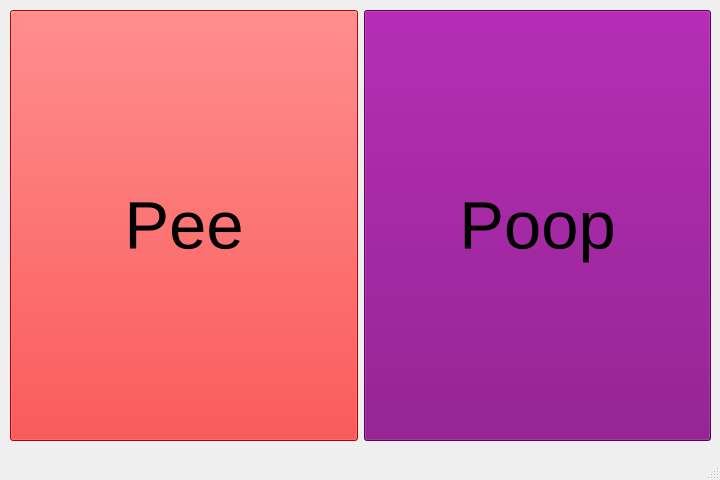
Qt form humblepi/dog_status_window.ui (canismarko/humblepi) before a commit.
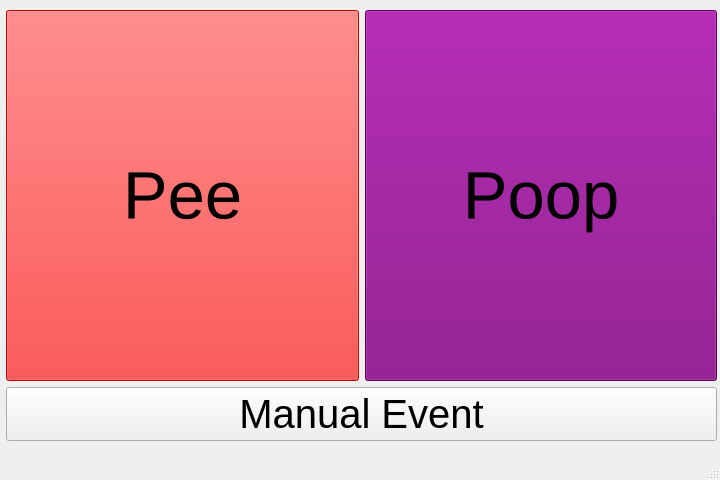
The same form after that commit. Icons and pictures are not drawn.

Commit message: Added button to manually add puppy events.

```diff
--- a/humblepi/dog_status_window.ui
+++ b/humblepi/dog_status_window.ui
@@ -26,13 +26,15 @@
    <widget class="QWidget" name="horizontalLayoutWidget">
     <property name="geometry">
      <rect>
-      <x>10</x>
+      <x>6</x>
       <y>10</y>
-      <width>701</width>
+      <width>711</width>
       <height>431</height>
      </rect>
     </property>
-    <layout class="QHBoxLayout" name="lytDogButtons">
+    <layout class="QVBoxLayout" name="verticalLayout">
+     <item>
+      <layout class="QHBoxLayout" name="horizontalLayout">
      <item>
       <widget class="QPushButton" name="btnPee">
        <property name="sizePolicy">
@@ -96,6 +98,30 @@
        </property>
        <property name="flat">
         <bool>false</bool>
+         </property>
+        </widget>
+       </item>
+      </layout>
+     </item>
+     <item>
+      <widget class="QPushButton" name="btnManualAdd">
+       <property name="font">
+        <font>
+         <pointsize>30</pointsize>
+        </font>
+       </property>
+       <property name="text">
+        <string>Manual Event</string>
+       </property>
+       <property name="icon">
+        <iconset>
+         <normaloff>../../../../../usr/share/icons/Adwaita/scalable/mimetypes/x-office-calendar-symbolic.svg</normaloff>../../../../../usr/share/icons/Adwaita/scalable/mimetypes/x-office-calendar-symbolic.svg</iconset>
+       </property>
+       <property name="iconSize">
+        <size>
+         <width>35</width>
+         <height>35</height>
+        </size>
        </property>
       </widget>
      </item>
```
Left out of the diff: 2 changed lines with no effect on the pictures. Lines whose indentation alone changed are shown as unchanged. The commit also changes 5 other files.
